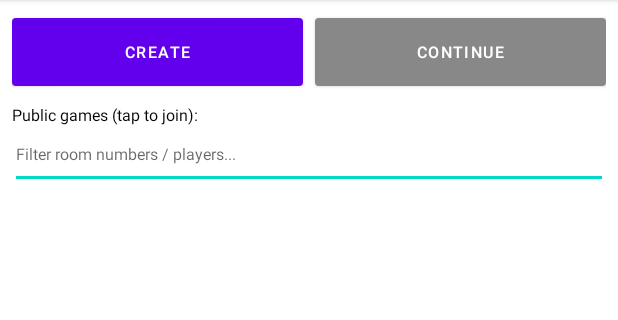
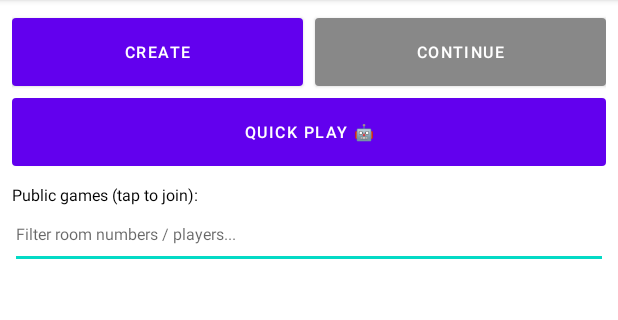
Before and after one commit to Blef-team/blef_android_app, an Android app: the screen it shows after launch (MainActivity), on a phone screen of 412 x 824 dp, the part 56-376 px from its top. Run offline under Robolectric (Android 15) with nearby library versions, the phone set to English and light mode, and no system bars.

Commit message:
Make a quick play button

```diff
--- a/app/src/main/res/layout/activity_main.xml
+++ b/app/src/main/res/layout/activity_main.xml
@@ -35,6 +35,11 @@
                 android:text="@string/continueGame"
                 android:layout_gravity="center_vertical" />
         </LinearLayout>
+        <Button
+            android:id="@+id/quickPlay"
+            android:layout_width="fill_parent"
+            android:layout_height="80dp"
+            android:text="@string/quick_play" />
         <LinearLayout
             android:id="@+id/publicGames"
             android:layout_width="fill_parent"
--- a/app/src/main/res/values/strings.xml
+++ b/app/src/main/res/values/strings.xml
@@ -4,6 +4,12 @@
     <string name="nickname_hint">Nickname...</string>
     <string name="create">Create</string>
     <string name="continueGame">Continue</string>
+    <string name="quick_play">Quick play 🤖</string>
+    <string name="default_nickname">Player</string>
+    <string name="creating">Creating...</string>
+    <string name="joining">Joining...</string>
+    <string name="inviting">Inviting...</string>
+    <string name="starting">Starting...</string>
     <string name="join_via_invite_link">Join a Blef game</string>
     <string name="no_games">There are no public games.</string>
     <string name="players">Players</string>
```
Also changed, not shown: app/src/main/java/app/blef/blef/MainActivity.kt (+44 -0 lines), app/src/main/java/app/blef/blef/Utils.kt (+28 -0 lines), 1 other file.
